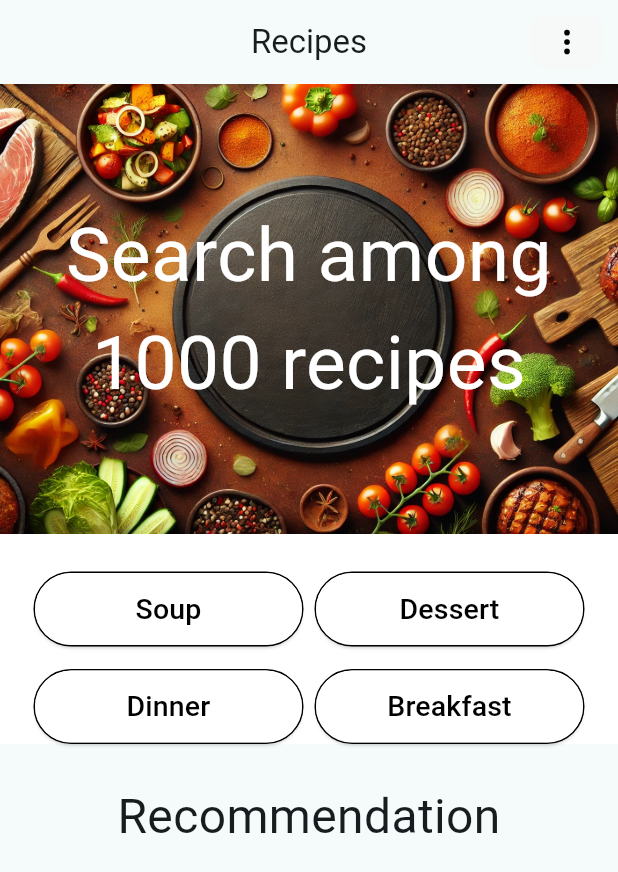
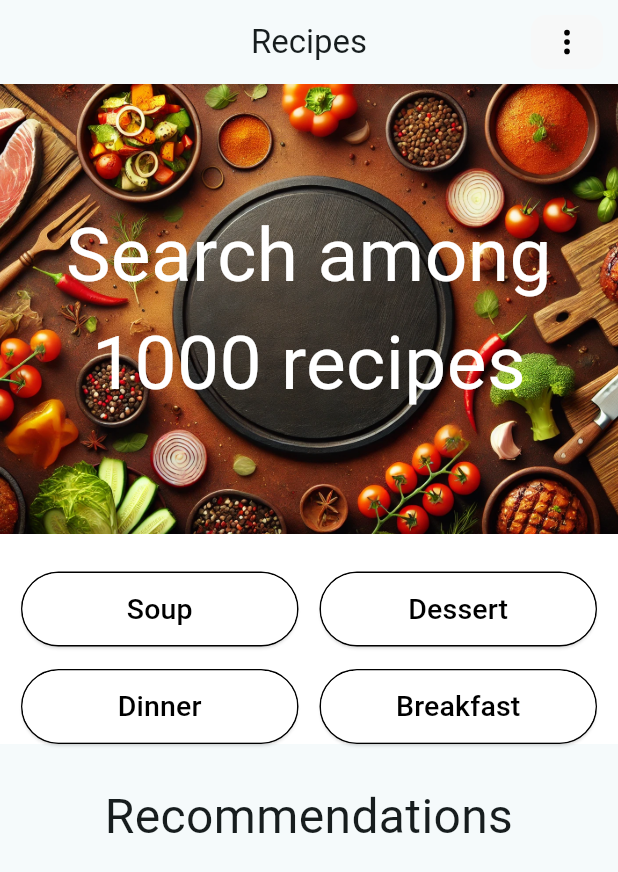
Before and after one commit to qwothex/recipes_flutter-app, a Flutter app: the screen it shows after launch, on a phone screen of 412 x 824 dp. Shown: the top 872 px of the screen. Run offline on Flutter 3.47's test engine with Material 3 defaults, Android fonts, the phone set to English and light mode, and no system bars; our stand-ins replace flutter_image_compress, flutter_svg, image_picker, permission_handler, supabase_flutter; missing offline and left inert: flutter_sound; accounts and stored records are empty.

Commit message:
mic record issue fixed

```diff
--- a/recipe_app/lib/UI/chat/TestChat.dart
+++ b/recipe_app/lib/UI/chat/TestChat.dart
@@ -176,7 +176,6 @@ class _ChatInputFieldState extends State<ChatInputField> {
   ParsedRecipe? recipe;
   void Function(SessionItem) addMessageToSession = (SessionItem message) {};
   void Function() removeLoaderFn = (){};
-  void Function() clearSpeechResult = (){};
   late bool isResponseLoading;
 
 
@@ -292,7 +291,6 @@ class _ChatInputFieldState extends State<ChatInputField> {
           removeLoaderFn(),
           addMessageToSession(SessionItem(text: jsonDecode(res.body)['answer'])),
           setState(() {
-            clearSpeechResult();
             isResponseLoading = false;
             _selectedImage = null;
           })
@@ -306,11 +304,12 @@ class _ChatInputFieldState extends State<ChatInputField> {
     setState(() {
       if(stateProvider.speechResult.isNotEmpty){
         _controller.text = stateProvider.speechResult;
-      };
+        print('qwe');
+        Future.microtask(() => stateProvider.clearSpeechResult());
+      }
       recipe = stateProvider.recipe;
       addMessageToSession = stateProvider.addSessionMessage;
       removeLoaderFn = stateProvider.removeLoader;
-      clearSpeechResult = stateProvider.clearSpeechResult;
     });
 
     return Container(
--- a/recipe_app/lib/UI/pages/home_page.dart
+++ b/recipe_app/lib/UI/pages/home_page.dart
@@ -3,6 +3,7 @@ import 'package:provider/provider.dart';
 import 'package:recipe_app/UI/widgets/AppBar.dart';
 import 'package:recipe_app/UI/widgets/Button.dart';
 import 'package:recipe_app/UI/widgets/RecipesList.dart';
+import 'package:recipe_app/app_localizations.dart';
 import 'package:recipe_app/state/provider.dart';
 import 'package:supabase_flutter/supabase_flutter.dart';
 
@@ -48,7 +49,7 @@ class _HomePageState extends State<HomePage> {
   @override
   Widget build(BuildContext context){
     return Scaffold(
-      appBar: appBar(false, 'Recipes', context),
+      appBar: appBar(false, AppLocalizations.of(context)?.translate("recipes") ?? 'No locale', context),
       body: ListView(
         children: [
           Container(
@@ -62,7 +63,7 @@ class _HomePageState extends State<HomePage> {
             ),
             child: Center(
               child: Text(
-                'Search among 1000 recipes',
+                AppLocalizations.of(context)?.translate("title") ?? 'No locale',
                 textAlign: TextAlign.center,
                 style: TextStyle(
                   fontSize: 50,
@@ -73,23 +74,23 @@ class _HomePageState extends State<HomePage> {
           ),
           Container(
             width: double.infinity,
-            padding: EdgeInsets.only(left: 15, right: 15, top: 25),
+            padding: EdgeInsets.only(top: 25),
             color: Colors.white,
             child: Row(
               mainAxisAlignment: MainAxisAlignment.spaceEvenly,
               children: [
                 Column(
                   children: [
-                    FilterButton(text: 'Soup'),
+                    FilterButton(text: AppLocalizations.of(context)?.translate("soup") ?? 'No locale'),
                     SizedBox(height: 15),
-                    FilterButton(text: 'Dinner'),
+                    FilterButton(text: AppLocalizations.of(context)?.translate("dinner") ?? 'No locale'),
                   ]
                 ),
                 Column(
                   children: [
-                    FilterButton(text: 'Dessert'),
+                    FilterButton(text: AppLocalizations.of(context)?.translate("dessert") ?? 'No locale'),
                     SizedBox(height: 15),
-                    FilterButton(text: 'Breakfast'),
+                    FilterButton(text: AppLocalizations.of(context)?.translate("breakfast") ?? 'No locale'),
                   ]
                 )
               ],
@@ -97,7 +98,7 @@ class _HomePageState extends State<HomePage> {
           ),
           SizedBox(height: 25,),
           Text(
-            'Recommendation',
+            AppLocalizations.of(context)?.translate("recommendations") ?? 'No locale',
             textAlign: TextAlign.center,
             style: TextStyle(
               fontSize: 32
--- a/recipe_app/lib/UI/widgets/Button.dart
+++ b/recipe_app/lib/UI/widgets/Button.dart
@@ -9,7 +9,7 @@ class FilterButton extends StatelessWidget {
   @override
   Widget build(BuildContext context) {
     return Container(
-      width: 180,
+      width: 185,
       height: 50,
       decoration: BoxDecoration(
         border: Border.all(color: Colors.black, width: 1),
```
Also changed, not shown: 7 other files.
